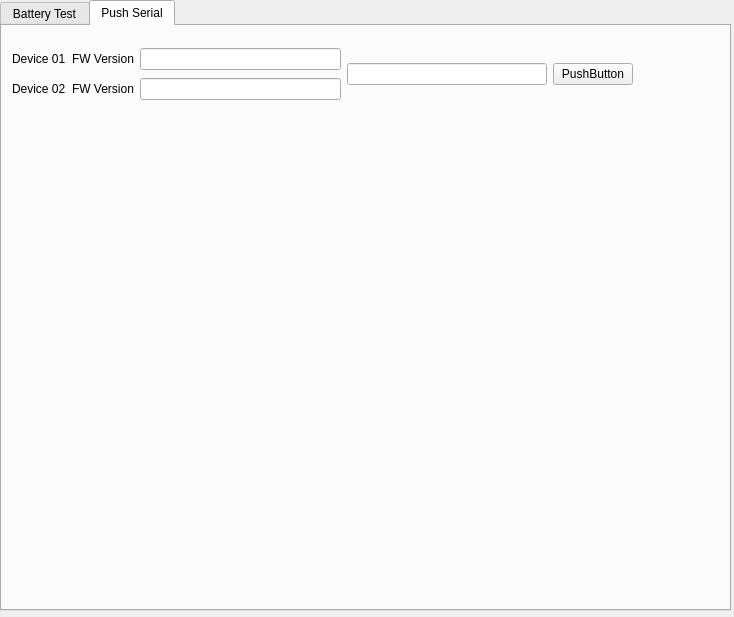
Old version of the form src/BCT_UI.ui in the repository ComMslee/BCT.
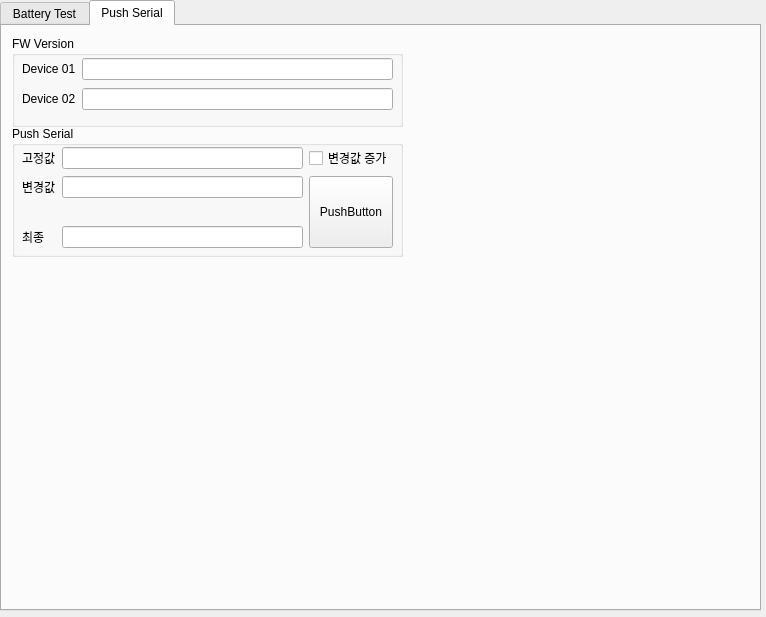
New version of the form. The open tabs and pages were chosen to show the change.

What changed in the file:
```diff
--- a/src/BCT_UI.ui
+++ b/src/BCT_UI.ui
@@ -6,7 +6,7 @@
    <rect>
     <x>0</x>
     <y>0</y>
-    <width>734</width>
+    <width>766</width>
     <height>617</height>
    </rect>
   </property>
@@ -18,7 +18,7 @@
     <rect>
      <x>0</x>
      <y>0</y>
-     <width>731</width>
+     <width>761</width>
      <height>611</height>
     </rect>
    </property>
@@ -460,69 +460,147 @@
     <attribute name="title">
      <string>Push Serial</string>
     </attribute>
-    <widget class="QWidget" name="gridLayoutWidget_5">
+    <widget class="QGroupBox" name="groupBox_5">
      <property name="geometry">
       <rect>
        <x>10</x>
-       <y>20</y>
-       <width>621</width>
-       <height>57</height>
+       <y>10</y>
+       <width>391</width>
+       <height>91</height>
       </rect>
      </property>
-     <layout class="QGridLayout" name="gridLayout_5">
-      <item row="0" column="2">
-       <widget class="QLineEdit" name="lineEdit_22">
-        <property name="readOnly">
-         <bool>true</bool>
-        </property>
-       </widget>
-      </item>
-      <item row="0" column="3" rowspan="2">
-       <widget class="QLineEdit" name="lineEdit_11"/>
-      </item>
-      <item row="1" column="1">
-       <widget class="QLabel" name="label_21">
-        <property name="text">
-         <string>FW Version</string>
-        </property>
-       </widget>
-      </item>
-      <item row="0" column="4" rowspan="2">
-       <widget class="QPushButton" name="pushButton_5">
-        <property name="text">
-         <string>PushButton</string>
-        </property>
-       </widget>
-      </item>
-      <item row="0" column="1">
-       <widget class="QLabel" name="label_17">
-        <property name="text">
-         <string>FW Version</string>
-        </property>
-       </widget>
-      </item>
-      <item row="1" column="2">
-       <widget class="QLineEdit" name="lineEdit_23">
-        <property name="readOnly">
-         <bool>true</bool>
-        </property>
-       </widget>
-      </item>
-      <item row="0" column="0">
-       <widget class="QLabel" name="label_15">
-        <property name="text">
-         <string>Device 01</string>
-        </property>
-       </widget>
-      </item>
-      <item row="1" column="0">
-       <widget class="QLabel" name="label_16">
-        <property name="text">
-         <string>Device 02</string>
-        </property>
-       </widget>
-      </item>
-     </layout>
+     <property name="title">
+      <string>FW Version</string>
+     </property>
+     <widget class="QWidget" name="gridLayoutWidget_5">
+      <property name="geometry">
+       <rect>
+        <x>10</x>
+        <y>20</y>
+        <width>371</width>
+        <height>57</height>
+       </rect>
+      </property>
+      <layout class="QGridLayout" name="gridLayout_5">
+       <item row="0" column="0">
+        <widget class="QLabel" name="label_15">
+         <property name="text">
+          <string>Device 01</string>
+         </property>
+        </widget>
+       </item>
+       <item row="1" column="0">
+        <widget class="QLabel" name="label_16">
+         <property name="text">
+          <string>Device 02</string>
+         </property>
+        </widget>
+       </item>
+       <item row="0" column="1">
+        <widget class="QLineEdit" name="push_dev01_version">
+         <property name="readOnly">
+          <bool>true</bool>
+         </property>
+        </widget>
+       </item>
+       <item row="1" column="1">
+        <widget class="QLineEdit" name="push_dev02_version">
+         <property name="readOnly">
+          <bool>true</bool>
+         </property>
+        </widget>
+       </item>
+      </layout>
+     </widget>
+    </widget>
+    <widget class="QGroupBox" name="groupBox_6">
+     <property name="geometry">
+      <rect>
+       <x>10</x>
+       <y>100</y>
+       <width>391</width>
+       <height>131</height>
+      </rect>
+     </property>
+     <property name="title">
+      <string>Push Serial</string>
+     </property>
+     <widget class="QWidget" name="gridLayoutWidget_6">
+      <property name="geometry">
+       <rect>
+        <x>10</x>
+        <y>20</y>
+        <width>371</width>
+        <height>102</height>
+       </rect>
+      </property>
+      <layout class="QGridLayout" name="gridLayout_6">
+       <item row="1" column="1">
+        <widget class="QLineEdit" name="push_serial_val"/>
+       </item>
+       <item row="0" column="1">
+        <widget class="QLineEdit" name="push_serial_fixed"/>
+       </item>
+       <item row="1" column="0">
+        <widget class="QLabel" name="label_18">
+         <property name="text">
+          <string>변경값</string>
+         </property>
+        </widget>
+       </item>
+       <item row="0" column="2">
+        <widget class="QCheckBox" name="push_serial_autocnt">
+         <property name="text">
+          <string>변경값 증가</string>
+         </property>
+        </widget>
+       </item>
+       <item row="3" column="0">
+        <widget class="QLabel" name="label_19">
+         <property name="text">
+          <string>최종</string>
+         </property>
+        </widget>
+       </item>
+       <item row="3" column="1">
+        <widget class="QLineEdit" name="push_serial_mix">
+         <property name="text">
+          <string/>
+         </property>
+         <property name="readOnly">
+          <bool>true</bool>
+         </property>
+        </widget>
+       </item>
+       <item row="0" column="0">
+        <widget class="QLabel" name="label_17">
+         <property name="text">
+          <string>고정값</string>
+         </property>
+        </widget>
+       </item>
+       <item row="1" column="2" rowspan="3">
+        <widget class="QPushButton" name="push_serial_push">
+         <property name="sizePolicy">
+          <sizepolicy hsizetype="Preferred" vsizetype="Preferred">
+           <horstretch>0</horstretch>
+           <verstretch>0</verstretch>
+          </sizepolicy>
+         </property>
+         <property name="text">
+          <string>PushButton</string>
+         </property>
+        </widget>
+       </item>
+       <item row="2" column="0" colspan="2">
+        <widget class="QLabel" name="label_20">
+         <property name="text">
+          <string/>
+         </property>
+        </widget>
+       </item>
+      </layout>
+     </widget>
     </widget>
    </widget>
   </widget>
```
Left out of the diff: 143 changed lines with no effect on the pictures.
